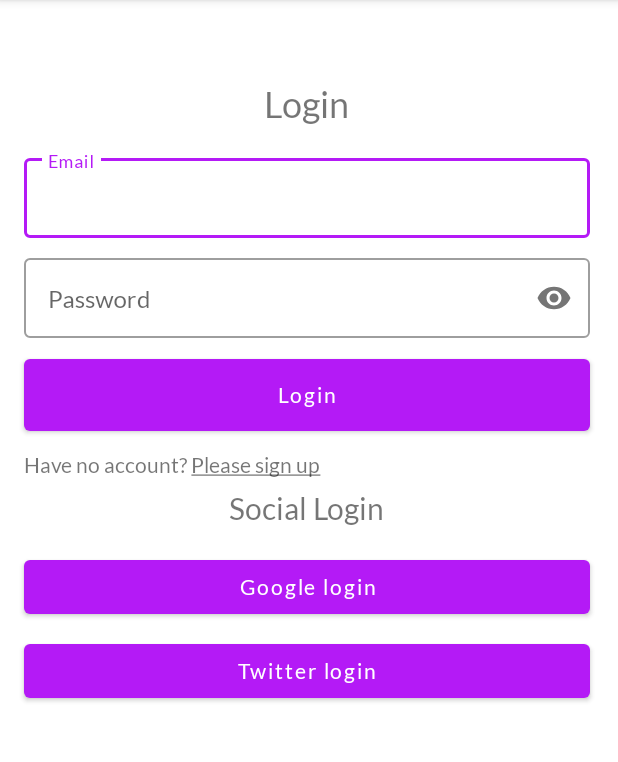
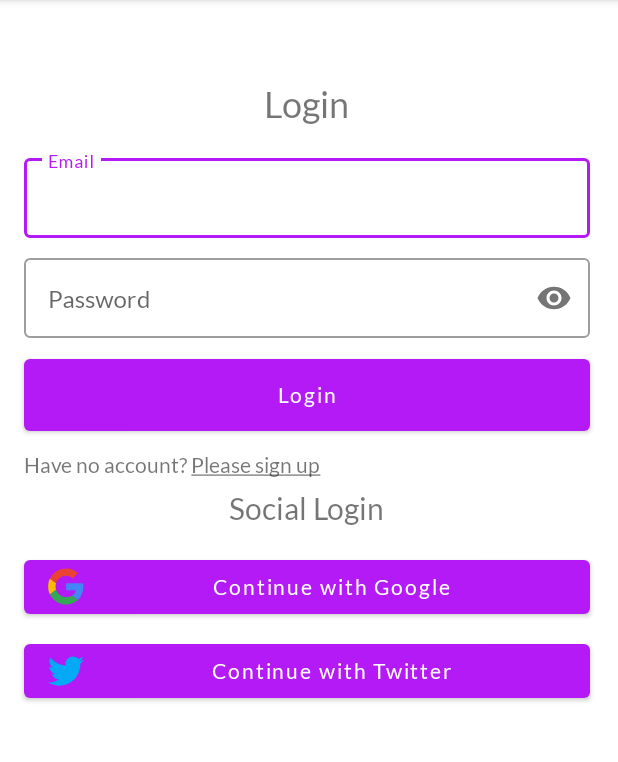
Before and after one commit to Bnanyingi/LifestyleApp, an Android app: the screen it shows after launch (MainActivity), on a phone screen of 412 x 824 dp, the part 84-846 px from its top. Run offline under Robolectric (Android 15) with nearby library versions, the phone set to English and light mode, and no system bars; our stand-ins replace Firebase (no records; nobody signed in at launch, a user with empty details on screens opened directly), navigation-ui.

Commit message:
add icons to social auth buttons

```diff
--- a/app/src/main/res/layout/fragment_login.xml
+++ b/app/src/main/res/layout/fragment_login.xml
@@ -112,7 +112,8 @@
         android:layout_marginTop="16dp"
         android:layout_marginEnd="16dp"
         android:layout_marginRight="16dp"
-        android:text="Google login"
+        android:text="Continue with Google"
+        android:drawableLeft="@drawable/ic_google"
         android:textAllCaps="false"
         app:layout_constraintEnd_toEndOf="parent"
         app:layout_constraintStart_toStartOf="parent"
@@ -127,7 +128,8 @@
         android:layout_marginTop="8dp"
         android:layout_marginEnd="16dp"
         android:layout_marginRight="16dp"
-        android:text="Twitter login"
+        android:text="Continue with Twitter"
+        android:drawableLeft="@drawable/ic_twitter"
         android:textAllCaps="false"
         app:layout_constraintEnd_toEndOf="parent"
         app:layout_constraintStart_toStartOf="parent"
--- a/app/src/main/res/layout/fragment_sign_up.xml
+++ b/app/src/main/res/layout/fragment_sign_up.xml
@@ -135,6 +135,7 @@
         android:layout_marginEnd="16dp"
         android:layout_marginRight="16dp"
         android:text="Google sign up"
+        android:drawableLeft="@drawable/ic_google"
         android:textAllCaps="false"
         app:layout_constraintEnd_toEndOf="parent"
         app:layout_constraintStart_toStartOf="parent"
@@ -150,6 +151,7 @@
         android:layout_marginEnd="16dp"
         android:layout_marginRight="16dp"
         android:text="Twitter sign up"
+        android:drawableLeft="@drawable/ic_twitter"
         android:textAllCaps="false"
         app:layout_constraintEnd_toEndOf="parent"
         app:layout_constraintStart_toStartOf="parent"
```
